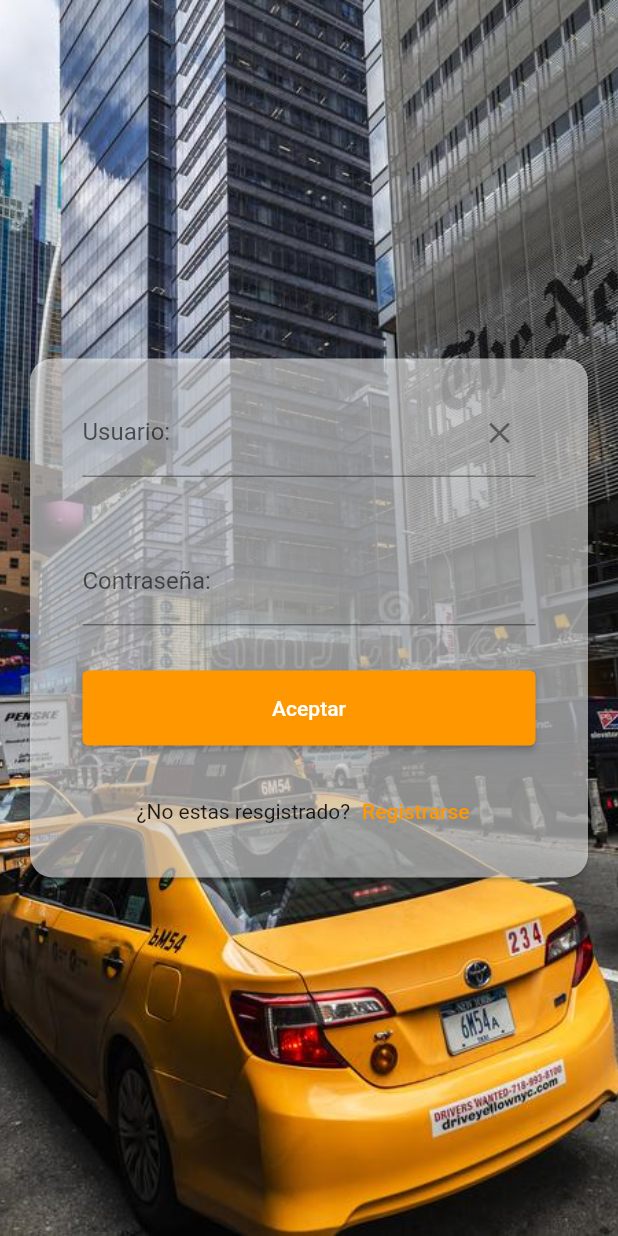
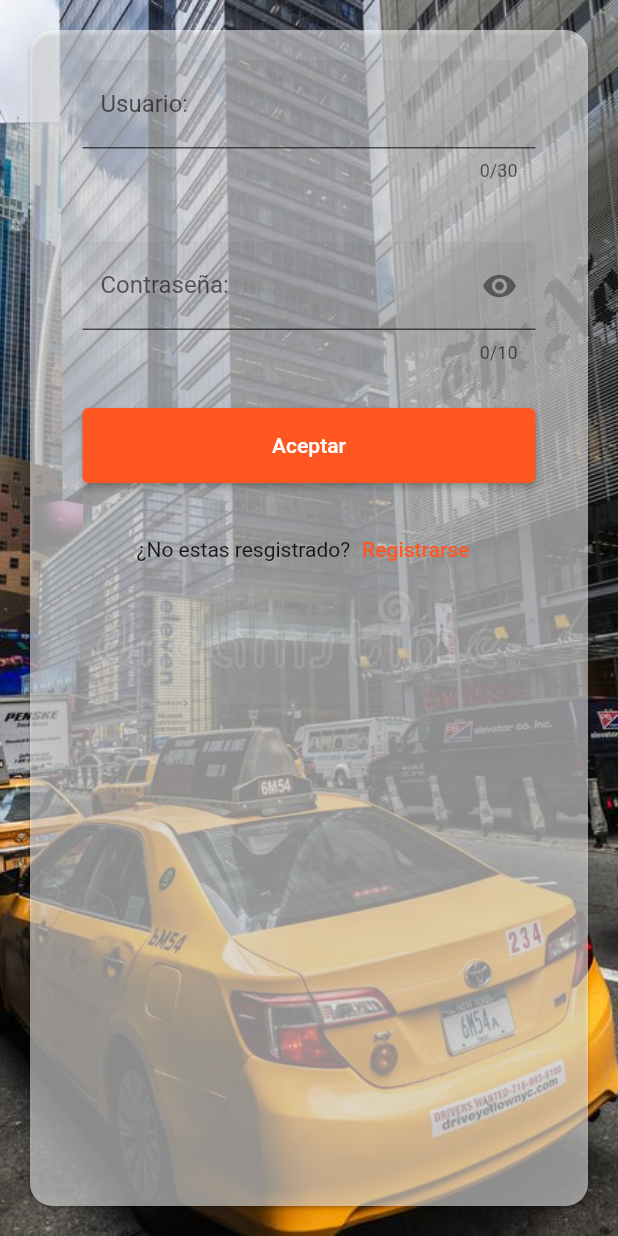
Before and after one commit to CarlosUlloaSoftnet/TestTaxis, a Flutter app: the screen it shows after launch, on a phone screen of 412 x 824 dp. Run offline on Flutter 3.47's test engine with Material 2 defaults, Android fonts, the light colour scheme and no system bars; our stand-ins replace cloud_firestore, flutter_keyboard_visibility, flutter_spinkit, google_maps_flutter, location, percent_indicator and 1 more; missing offline and left inert: flutter_sliding_up_panel, google_maps_webservice, google_place; accounts and stored records are empty.

```diff
--- a/lib/providers/app_state.dart
+++ b/lib/providers/app_state.dart
@@ -16,6 +16,7 @@ import '../helpers/style.dart';
 import '../services/ride_requests.dart';
 
 enum Show {
+  LOADING,
   DESTINATION_SELECTION,
   PICKUP_SELECTION,
   PAYMENT_METHOD_SELECTION,
--- a/lib/screens/login.dart
+++ b/lib/screens/login.dart
@@ -2,7 +2,7 @@ import 'dart:io';
 
 import 'package:flutter/cupertino.dart';
 import 'package:flutter/material.dart';
-
+import 'package:flutter/services.dart';
 
 class LoginPage extends StatefulWidget {
   const LoginPage({Key? key}) : super(key: key);
@@ -12,16 +12,24 @@ class LoginPage extends StatefulWidget {
 }
 
 class _LoginPageState extends State<LoginPage> {
-  var _controller = TextEditingController();
+  final _formKey = GlobalKey<FormState>();
+  final _userController = TextEditingController();
+  final _passController = TextEditingController();
+  var _obscureText = true;
+
   @override
-  void initState() {
-    super.initState();
-    var _controller = TextEditingController();
+  void dispose() {
+    _userController.dispose();
+    _passController.dispose();
+    super.dispose();
   }
+
   @override
   Widget build(BuildContext context) {
     return Scaffold(
-      body: Stack(
+      body: Form(
+        key: _formKey,
+        child: Stack(
           children: <Widget>[
             Container(
               width: double.infinity,
@@ -44,24 +52,76 @@ class _LoginPageState extends State<LoginPage> {
                   padding:
                       const EdgeInsets.symmetric(horizontal: 35, vertical: 20),
                   child: Column(
-                  mainAxisSize: MainAxisSize.min,
+                    mainAxisSize: MainAxisSize.max,
                     children: <Widget>[
                       TextFormField(
-                      style: const TextStyle(color: Colors.black),
-                      decoration: const InputDecoration(labelText: "Usuario:", suffixIcon: IconButton(
-                        onPressed: _controller.clear,
-                        icon: Icon(Icons.clear),
+                        autofillHints: const [AutofillHints.username],
+                        style: const TextStyle(overflow: TextOverflow.ellipsis),
+                        controller: _userController,
+                        maxLength: 30,
+                        maxLines: 1,
+                        keyboardType: TextInputType.emailAddress,
+                        textCapitalization: TextCapitalization.words,
+                        validator: (value) {
+                          if (value == null || value.isEmpty) {
+                            return 'Ingrese su usuario';
+                          }
+                          return null;
+                        },
+                        onChanged: (text) {
+                          if (text.length > 1) {
+                            _formKey.currentState?.validate();
+                          }
+                        },
+                        decoration: InputDecoration(
+                          filled: true,
+                          // fillColor: Colors.grey[600],
+                          labelText: "Usuario:",
+                          suffixIcon: _userController.text.isNotEmpty
+                              ? IconButton(
+                                  icon: const Icon(
+                                    Icons.clear,
                                   ),
+                                  onPressed: () {
+                                    _userController.clear();
+                                  })
+                              : null,
                         ),
                       ),
                       const SizedBox(
                         height: 40,
                       ),
                       TextFormField(
-                      style: const TextStyle(color: Colors.black),
-                      decoration:
-                          const InputDecoration(labelText: "Contraseña:"),
-                      obscureText: true,
+                        autofillHints: const [AutofillHints.password],
+                        style: const TextStyle(overflow: TextOverflow.ellipsis),
+                        controller: _passController,
+                        obscureText: _obscureText,
+                        maxLength: 10,
+                        maxLines: 1,
+                        validator: (value) {
+                          if (value == null || value.isEmpty) {
+                            return 'Ingrese su contraseña';
+                          }
+                          return null;
+                        },
+                        onChanged: (text) {
+                          if (text.length > 1) {
+                            _formKey.currentState?.validate();
+                          }
+                        },
+                        decoration: InputDecoration(
+                            filled: true,
+                            labelText: "Contraseña:",
+                            suffixIcon: IconButton(
+                              onPressed: () {
+                                setState(() {
+                                  _obscureText = !_obscureText;
+                                });
+                              },
+                              icon: Icon(_obscureText
+                                  ? Icons.visibility
+                                  : Icons.visibility_off),
+                            )),
                       ),
                       Padding(
                         padding: const EdgeInsets.only(top: 30),
@@ -70,9 +130,12 @@ class _LoginPageState extends State<LoginPage> {
                           height: 50,
                           child: ElevatedButton(
                             child: const Text("Aceptar"),
-                          style: ElevatedButton.styleFrom(
-                              primary: Theme.of(context).primaryColor),
+                            // style: ElevatedButton.styleFrom(
+                            //     primary: Theme.of(context).primaryColor),
                             onPressed: () {
+                              if (!_formKey.currentState!.validate()) {
+                                return;
+                              }
                               Navigator.pushNamed(context, "/MapHome");
                             },
                           ),
@@ -86,10 +149,15 @@ class _LoginPageState extends State<LoginPage> {
                         children: <Widget>[
                           const Text('¿No estas resgistrado?'),
                           TextButton(
-                          onPressed: () {Navigator.pushNamed(context, "/Register");},
+                            onPressed: () {
+                              if (_formKey.currentState!.validate()) {
+                                return;
+                              }
+                              Navigator.pushNamed(context, "/Register");
+                            },
                             child: const Text("Registrarse"),
                             style: TextButton.styleFrom(
-                            primary: Colors.orange,
+                              primary: Colors.deepOrange,
                             ),
                           )
                         ],
@@ -101,6 +169,7 @@ class _LoginPageState extends State<LoginPage> {
             )
           ],
         ),
+      ),
     );
   }
 }
--- a/lib/screens/main.dart
+++ b/lib/screens/main.dart
@@ -35,7 +35,7 @@ class MyApp extends StatelessWidget {
         "/Profile": (BuildContext context) => const Profile(),
       },
       theme: ThemeData(
-        colorScheme: ColorScheme.fromSwatch(primarySwatch: Colors.deepOrange, brightness: Brightness.light, primaryColorDark: Colors.deepOrange, ),
+        colorScheme: ColorScheme.fromSwatch(primarySwatch: Colors.deepOrange, brightness: Brightness.light, primaryColorDark: Colors.grey[600], ),
           brightness: Brightness.light,
           primaryColor: Colors.orange,
           secondaryHeaderColor: Colors.black),
--- a/pubspec.yaml
+++ b/pubspec.yaml
@@ -53,6 +53,7 @@ dependencies:
   flutter_keyboard_visibility: ^5.2.0
   sliding_up_panel: ^2.0.0+1
   flutter_sliding_up_panel: ^2.0.1
+  flutter_spinkit: ^5.1.0
 
 
 dev_dependencies:
```
Also changed, not shown: lib/screens/MainMap.dart (+7 -7 lines), lib/widgets/loading.dart (+6 -4 lines), pubspec.lock. Lines whose indentation alone changed are shown as unchanged.
